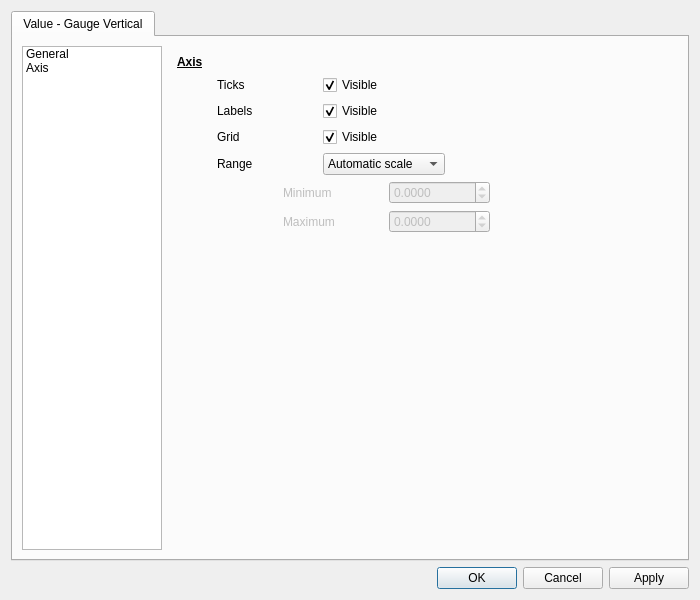
The window that ui/element_editors/value_gauge_vertical_editor.ui (BrnSlr/CuteBoard) describes before a commit, drawn with Qt 5.
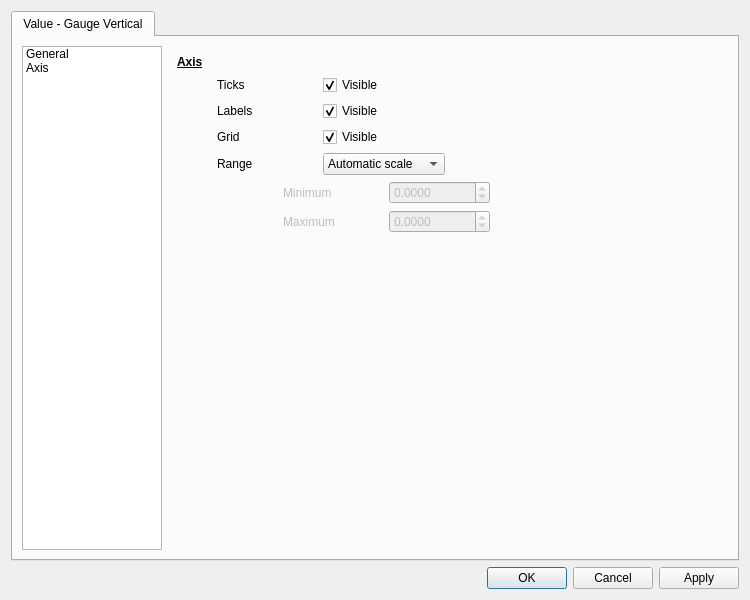
The same window after the commit.

The edit to the form file:
```diff
--- a/ui/element_editors/value_gauge_vertical_editor.ui
+++ b/ui/element_editors/value_gauge_vertical_editor.ui
@@ -6,10 +6,16 @@
    <rect>
     <x>0</x>
     <y>0</y>
-    <width>700</width>
+    <width>750</width>
     <height>600</height>
    </rect>
   </property>
+  <property name="minimumSize">
+   <size>
+    <width>750</width>
+    <height>550</height>
+   </size>
+  </property>
   <property name="windowTitle">
    <string>Vertical Gauge</string>
   </property>
```
